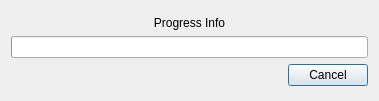
The window that dialogues/renderprogress.ui (BattyBovine/AnimeRenderfarm) describes before a commit, drawn with Qt 5.
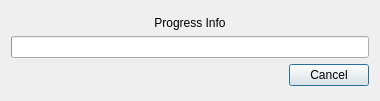
The same window after the commit.

Commit message: The taskbar now displays a progress indicator on Windows 7; the code should still compile and run without issue on other platforms.

The edit to the form file:
```diff
--- a/dialogues/renderprogress.ui
+++ b/dialogues/renderprogress.ui
@@ -6,10 +6,22 @@
    <rect>
     <x>0</x>
     <y>0</y>
-    <width>379</width>
+    <width>380</width>
     <height>101</height>
    </rect>
   </property>
+  <property name="minimumSize">
+   <size>
+    <width>380</width>
+    <height>101</height>
+   </size>
+  </property>
+  <property name="maximumSize">
+   <size>
+    <width>380</width>
+    <height>101</height>
+   </size>
+  </property>
   <property name="windowTitle">
    <string>Dialog</string>
   </property>
```
The commit also changes 5 other files.
